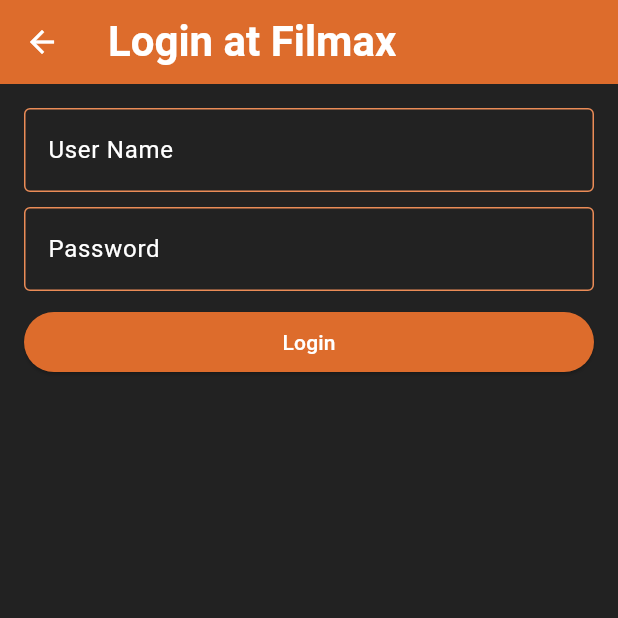
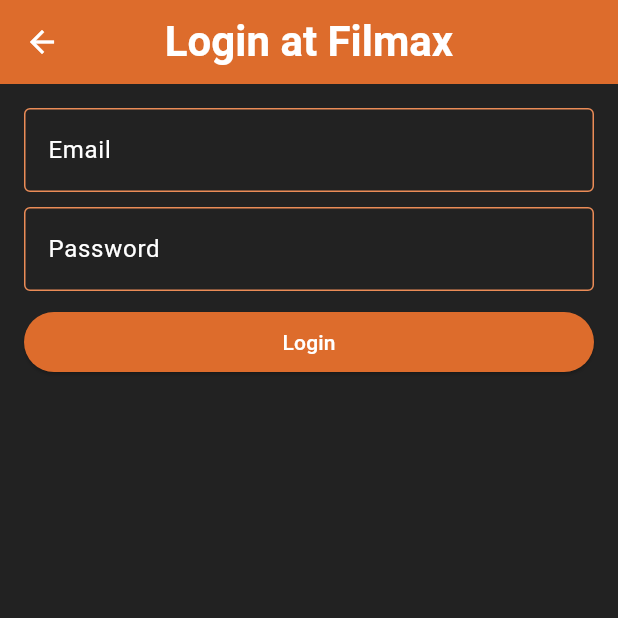
Before and after one commit to Alireza-Seif/Filmax, a Flutter app: the LoginScreen screen opened directly, after a tap on "Login", on a phone screen of 412 x 824 dp, the top half of it. Run offline on Flutter 3.47's test engine with Material 3 defaults, Android fonts, the phone set to English and light mode, and no system bars; our stand-ins replace cached_network_image, chewie, flutter_html, flutter_image_slideshow, shared_preferences, video_player; accounts and stored records are empty; network calls fail.

Commit message:
feat: Implement login/registration with API integration and user state management
This commit introduces the following:

-   Adds `shared_preferences` for managing user login status and user ID.
-   Creates `AppSetting` class in `app_setting.dart` to handle user data storage and retrieval.
-   Integrates user registration API via `api_caller.dart`, handling response parsing and success/failure states.
-   Implements user login API in `api_caller.dart`, saving login status and user ID upon success.
-   Refactors `JsonConvertor` to handle login responses and update user settings.
-   Updates `constants.dart` to adjust the login API URL.
-   Improves the login and register screens for user experience.
- Updates the intro screen to navigate to the login screen.
-   Includes printing of API response body for debugging.
- Includes printing user ID retrieved from shared preferences.

```diff
--- a/lib/api/api_caller.dart
+++ b/lib/api/api_caller.dart
@@ -11,7 +11,10 @@ class ApiCaller {
   Future<List<BannersModel>> getBannersList() async {
     var url = Uri.parse(Constants.bannersUrl);
     var response = await http.get(url);
+
     List<BannersModel> banners = JsonConvertor.getBanners(response);
+    print(response.body);
+
     return banners;
   }
 
@@ -19,13 +22,18 @@ class ApiCaller {
     var url = Uri.parse(Constants.videoUrl);
     var response = await http.get(url);
     HomeModel homeModel = JsonConvertor.getHomeVideos(response);
+    print(response.body);
+
     return homeModel;
   }
 
   Future<List<CategoryModel>> getCategories() async {
     var url = Uri.parse(Constants.categoryUrl);
     var response = await http.get(url);
+
     List<CategoryModel> categoriesList = JsonConvertor.getCategories(response);
+    print(response.body);
+
     return categoriesList;
   }
 
@@ -34,6 +42,8 @@ class ApiCaller {
     var response = await http.get(url);
 
     List<VideoModel> videoList = JsonConvertor.getVideos(response);
+    print(response.body);
+
     return videoList;
   }
 
@@ -42,14 +52,16 @@ class ApiCaller {
     var url = Uri.parse(
         '${Constants.registerUrl}&name=$name&email=$email&password=$password&phone=$phone');
     var response = await http.get(url);
+    print(response.body);
 
     return JsonConvertor.getRegister(response);
   }
 
-  Future  login(String email, String password) async {
+  Future login(String email, String password) async {
     var url =
-        Uri.parse('${Constants.registerUrl}&email=$email&password=$password');
+        Uri.parse('${Constants.loginUrl}&email=$email&password=$password');
     var response = await http.get(url);
+    print(response.body);
     return JsonConvertor.getLogin(response);
   }
 }
--- a/lib/constants/constants.dart
+++ b/lib/constants/constants.dart
@@ -6,5 +6,5 @@ class Constants {
   static const String videoCategoryUrl = '${baseUrl}api.php?cat_id=';
 
   static const String registerUrl = '${baseUrl}api.php?user_register';
-  static const String loginUrl = '${baseUrl}api.php?user_login';
+  static const String loginUrl = '${baseUrl}api.php?users_login';
 }
--- a/lib/screens/authentication/login_screen.dart
+++ b/lib/screens/authentication/login_screen.dart
@@ -22,6 +22,7 @@ class _LoginScreenState extends State<LoginScreen> {
       appBar: AppBar(
         backgroundColor: AppColors.darkOrange,
         foregroundColor: Colors.white,
+        centerTitle: true,
         title: Text(
           'Login at Filmax',
           style: TextStyle(fontSize: 28, fontWeight: FontWeight.bold),
@@ -45,7 +46,7 @@ class _LoginScreenState extends State<LoginScreen> {
                     enabledBorder: OutlineInputBorder(
                       borderSide: BorderSide(color: AppColors.orange),
                     ),
-                    hintText: 'User Name'),
+                    hintText: 'Email'),
                 onChanged: (value) {},
               ),
               SizedBox(height: 10),
@@ -74,7 +75,7 @@ class _LoginScreenState extends State<LoginScreen> {
                     foregroundColor: Colors.white,
                   ),
                   child: Text('Login'),
-                  onPressed: () {
+                  onPressed: () async {
                     ApiCaller().login(email, password).then((value) {
                       if (value.success == '1') {
                         ScaffoldMessenger.of(context).showSnackBar(
--- a/lib/screens/authentication/register_screen.dart
+++ b/lib/screens/authentication/register_screen.dart
@@ -25,6 +25,7 @@ class _RegisterScreenState extends State<RegisterScreen> {
       appBar: AppBar(
         backgroundColor: AppColors.darkOrange,
         foregroundColor: Colors.white,
+        centerTitle: true,
         title: Text(
           'Register at Filmax',
           style: TextStyle(fontSize: 28, fontWeight: FontWeight.bold),
@@ -121,7 +122,6 @@ class _RegisterScreenState extends State<RegisterScreen> {
                         if (value.success == '1') {
                           ScaffoldMessenger.of(context).showSnackBar(
                             SnackBar(
-
                               content: Text(value.msg!),
                             ),
                           );
--- a/pubspec.yaml
+++ b/pubspec.yaml
@@ -41,6 +41,7 @@ dependencies:
   chewie: ^1.10.0
   video_player: ^2.9.2
   flutter_html: ^3.0.0-beta.2
+  shared_preferences: ^2.5.1
 
 
 dev_dependencies:
```
Also changed, not shown: lib/api/json_convertor.dart (+10 -1 lines), lib/constants/app_setting.dart (added, +24 -0 lines), lib/screens/intro_screen.dart (+9 -1 lines), pubspec.lock.
